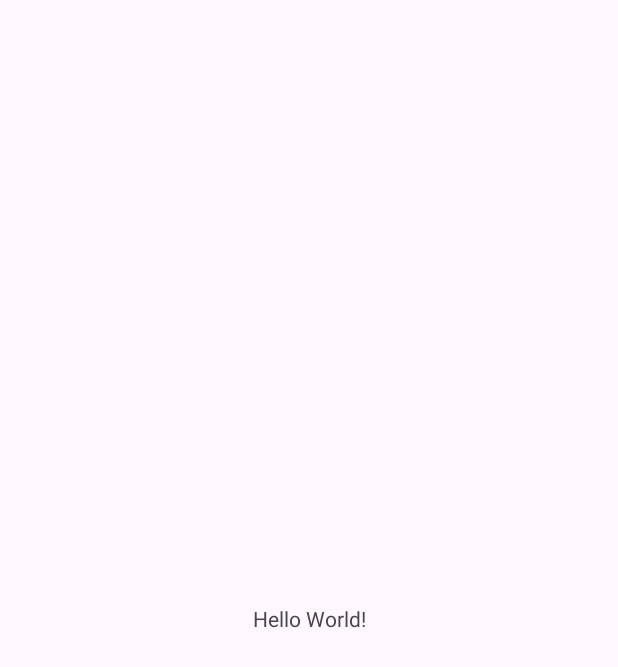
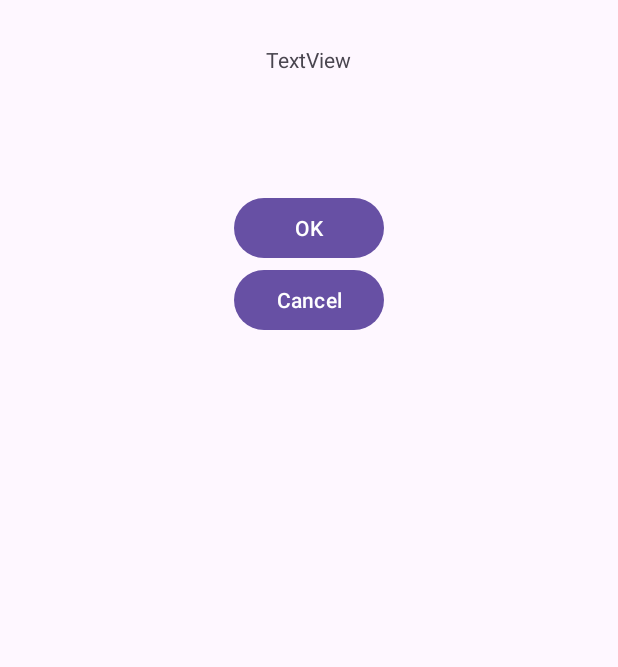
Before and after one commit to dsildaikin/calc, an Android app: the screen it shows after launch (MainActivity), on a phone screen of 412 x 824 dp. Before the commit the part shown is almost empty. Shown: the top 667 px of the screen. Run offline under Robolectric (Android 15) with nearby library versions, the phone set to English and light mode, and no system bars.

Commit message:
test buttons

```diff
--- a/app/build.gradle.kts
+++ b/app/build.gradle.kts
@@ -4,12 +4,12 @@ plugins {
 
 android {
     namespace = "com.sildtech.calc"
-    compileSdk = 33
+    compileSdk = 34
 
     defaultConfig {
         applicationId = "com.sildtech.calc"
         minSdk = 24
-        targetSdk = 33
+        targetSdk = 34
         versionCode = 1
         versionName = "1.0"
 
--- a/app/src/main/java/com/sildtech/calc/MainActivity.java
+++ b/app/src/main/java/com/sildtech/calc/MainActivity.java
@@ -3,12 +3,43 @@ package com.sildtech.calc;
 import androidx.appcompat.app.AppCompatActivity;
 
 import android.os.Bundle;
+import android.view.View;
+import android.widget.Button;
+import android.widget.TextView;
 
 public class MainActivity extends AppCompatActivity {
+
+    TextView tvOut;
+    Button btnOk;
+    Button btnCancel;
 
     @Override
     protected void onCreate(Bundle savedInstanceState) {
         super.onCreate(savedInstanceState);
         setContentView(R.layout.activity_main);
+
+        // найдем View-элементы
+        tvOut = (TextView) findViewById(R.id.tvOut);
+        btnOk = (Button) findViewById(R.id.btnOk);
+        btnCancel = (Button) findViewById(R.id.btnCancel);
+
+        View.OnClickListener oclBtnOk = new View.OnClickListener() {
+            @Override
+            public void onClick(View v) {
+                // Меняем текст в TextView (tvOut)
+                tvOut.setText("Нажата кнопка ОК");
+            }
+        };
+        View.OnClickListener oclBtnCancel = new View.OnClickListener() {
+            @Override
+            public void onClick(View v) {
+                // Меняем текст в TextView (tvOut)
+                tvOut.setText("Нажата кнопка Cancel");
+            }
+        };
+        // свяжем обработчик и кнопку OK (btnOk)
+        btnOk.setOnClickListener(oclBtnOk);
+        btnCancel.setOnClickListener(oclBtnCancel);
+
     }
 }
--- a/app/src/main/res/layout/activity_main.xml
+++ b/app/src/main/res/layout/activity_main.xml
@@ -6,13 +6,38 @@
     android:layout_height="match_parent"
     tools:context=".MainActivity">
 
-    <TextView
-        android:layout_width="wrap_content"
-        android:layout_height="wrap_content"
-        android:text="Hello World!"
-        app:layout_constraintBottom_toBottomOf="parent"
-        app:layout_constraintEnd_toEndOf="parent"
-        app:layout_constraintStart_toStartOf="parent"
-        app:layout_constraintTop_toTopOf="parent" />
+    <LinearLayout
+        android:id="@+id/linearLayout1"
+        android:layout_width="match_parent"
+        android:layout_height="match_parent"
+        android:layout_margin="30dp"
+        android:orientation="vertical">
 
-</androidx.constraintlayout.widget.ConstraintLayout>
+        <TextView
+            android:id="@+id/tvOut"
+            android:layout_width="wrap_content"
+            android:layout_height="48dp"
+            android:layout_gravity="center_horizontal"
+            android:layout_marginBottom="50dp"
+            android:text="TextView">
+        </TextView>
+
+        <Button
+            android:id="@+id/btnOk"
+            android:layout_width="100dp"
+            android:layout_height="wrap_content"
+            android:layout_gravity="center_horizontal"
+            android:text="OK">
+        </Button>
+
+        <Button
+            android:id="@+id/btnCancel"
+            android:layout_width="100dp"
+            android:layout_height="wrap_content"
+            android:layout_gravity="center_horizontal"
+            android:text="Cancel">
+        </Button>
+    </LinearLayout>
+
+
+    </androidx.constraintlayout.widget.ConstraintLayout>
```
